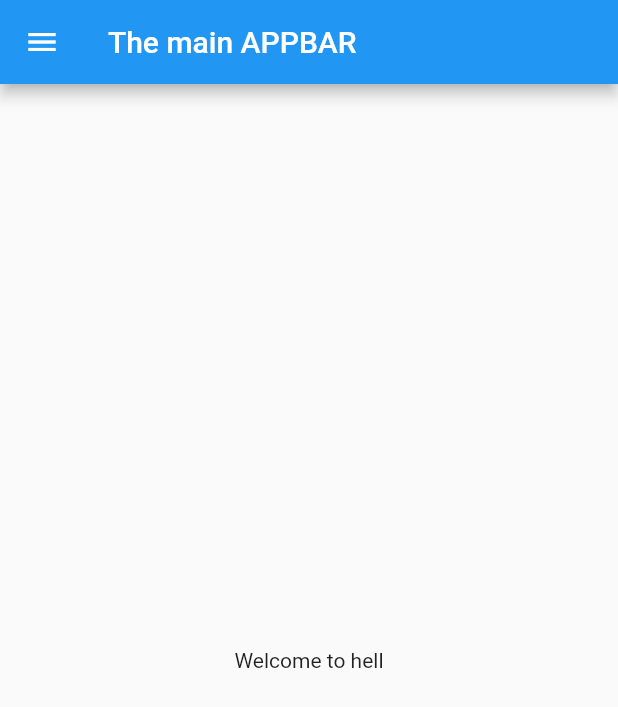
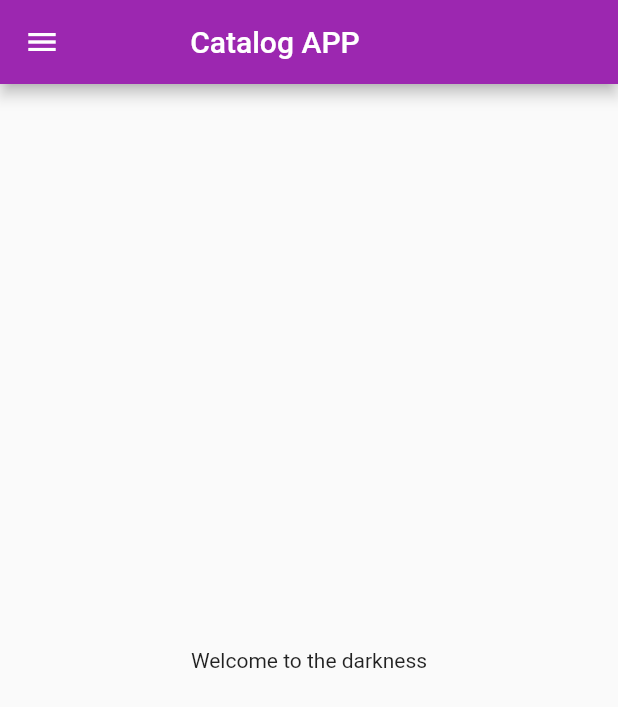
Before and after one commit to till-valhaalla/FlutterBasic, a Flutter app: the screen it shows after launch, on a phone screen of 412 x 824 dp. Shown: the top 707 px of the screen. Run offline on Flutter 3.47's test engine with Material 2 defaults, Android fonts, the phone set to English and light mode, and no system bars.

Commit message:
DAY-2 Completed

```diff
--- a/lib/main.dart
+++ b/lib/main.dart
@@ -1,13 +1,22 @@
 import 'package:flutter/material.dart';
-import 'package:flutter_application_11/homepage.dart';
+import 'package:flutter_application_11/pages/homepage.dart';
+import 'package:flutter_application_11/pages/login_page.dart';
 
-void main() {
-  runApp(MyApp());
-}
+void main() => runApp(MyApp());
 
 class MyApp extends StatelessWidget {
   @override
   Widget build(BuildContext context) {
-    return MaterialApp(home: HomePage());
+    return MaterialApp(
+      themeMode: ThemeMode.light,
+      theme: ThemeData(primarySwatch: Colors.purple),
+      darkTheme: ThemeData(brightness: Brightness.dark),
+      initialRoute: "/home",
+      routes: {
+        "/": (context) => LoginPage(),
+        "/home": (context) => HomePage(),
+        "/login": (context) => LoginPage(),
+      },
+    );
   }
 }
--- a/lib/homepage.dart
+++ b/lib/pages/homepage.dart
@@ -5,11 +5,11 @@
   Widget build(BuildContext context) {
     return Scaffold(
       appBar: AppBar(
-        title: Text('The main APPBAR'),
+        title: Text('           Catalog APP'),
       ),
       body: Center(
         child: Container(
-          child: Text('Welcome to hell'),
+          child: Text('Welcome to the darkness'),
         ),
       ),
       drawer: Drawer(),
```
Also changed, not shown: lib/pages/login_page.dart (added, +18 -0 lines).
